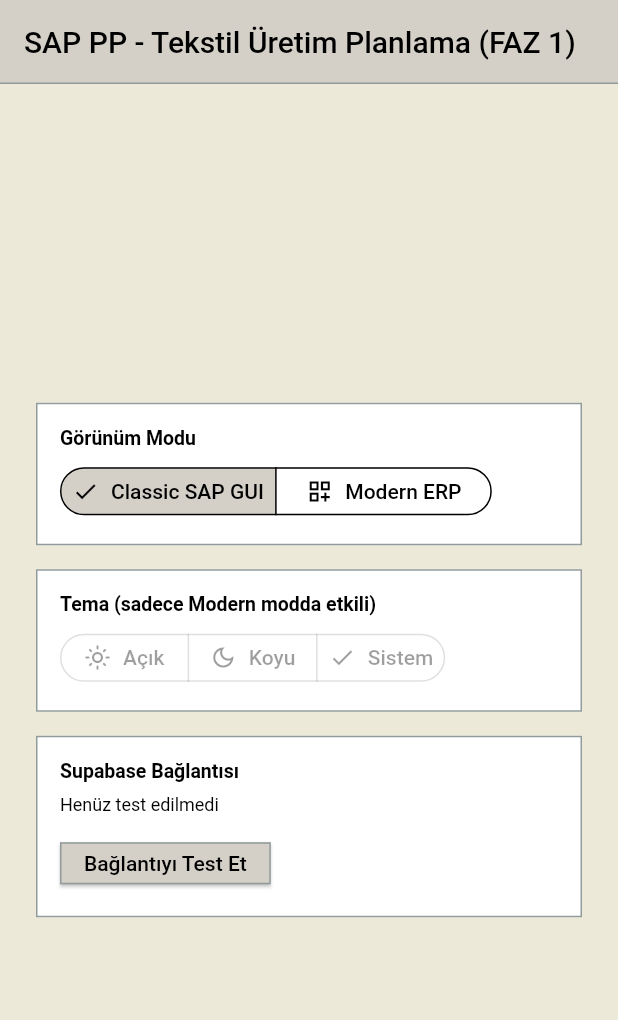
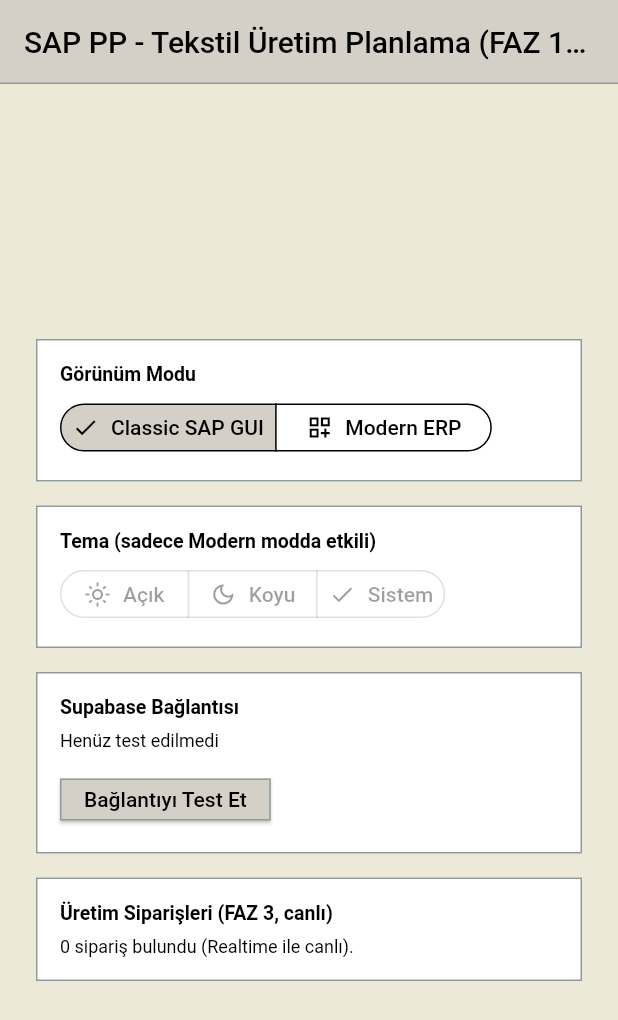
Before and after one commit to ercinnn/sap, a Flutter app: the screen it shows after launch, after a tap on "Classic SAP GUI", on a phone screen of 412 x 824 dp. Shown: the top 1020 px of the screen. Run offline on Flutter 3.47's test engine with Material 3 defaults, Android fonts, the phone set to English and light mode, and no system bars; our stand-ins replace equatable, flutter_riverpod, go_router, google_fonts, shared_preferences, supabase_flutter; accounts and stored records are empty; Roboto replaces fonts that are missing (Tahoma).

Commit message:
FAZ 3: Riverpod ile production_orders state katmani ve Realtime akis
- productionOrdersProvider: AsyncNotifierProvider, Supabase Realtime
  (productionOrdersRealtimeProvider StreamProvider) uzerinden canli saha
  guncellemelerini dinleyip state'i otomatik guncelliyor
- selectedProductionOrderIdProvider: Haziredim ust tablosunda secili
  siparisi tutan Notifier<String?> (Riverpod 3'te StateProvider legacy
  oldugu icin projedeki diger state'lerle tutarli Notifier deseni kullanildi)
- materialRequirementsProvider: secili siparisin materyaline gore
  bill_of_materials'i filtreleyen FutureProvider (ust-alt tablo iliskisi)
- FAZ1 dogrulama ekranina productionOrdersProvider'i gerceten izleyen bir
  kart eklendi; ayrica hata metni artik SelectableText + ekran scroll
  edilebilir (kullanicinin bildirdigi kopyalanamayan/scroll olmayan
  hata metni sorunu duzeltildi)

Co-Authored-By: Claude Sonnet 5 <noreply@anthropic.com>
Claude-Session: https://claude.ai/code/session_01D1jGDEXY4kEymDvt3QJRiC

```diff
--- a/lib/features/dashboard/presentation/dashboard_placeholder_screen.dart
+++ b/lib/features/dashboard/presentation/dashboard_placeholder_screen.dart
@@ -5,6 +5,7 @@ import '../../../core/config/app_config.dart';
 import '../../../core/network/supabase_client.dart';
 import '../../../core/theme/theme_providers.dart';
 import '../../../core/theme/ui_mode.dart';
+import '../../production_orders/presentation/production_orders_provider.dart';
 
 /// FAZ 1 doğrulama ekranı: mod/tema anahtarlarının ve Supabase bağlantısının
 /// çalıştığını gösterir. FAZ 4'te gerçek Hazıredim (Master-Detail) ekranıyla
@@ -57,15 +58,16 @@ class _DashboardPlaceholderScreenState
   Widget build(BuildContext context) {
     final uiMode = ref.watch(uiModeProvider);
     final themeMode = ref.watch(appThemeModeProvider);
+    final productionOrders = ref.watch(productionOrdersProvider);
 
     return Scaffold(
       appBar: AppBar(
-        title: const Text('SAP PP - Tekstil Üretim Planlama (FAZ 1)'),
+        title: const Text('SAP PP - Tekstil Üretim Planlama (FAZ 1-3)'),
       ),
       body: Center(
         child: ConstrainedBox(
           constraints: const BoxConstraints(maxWidth: 480),
-          child: Padding(
+          child: SingleChildScrollView(
             padding: const EdgeInsets.all(24),
             child: Column(
               mainAxisSize: MainAxisSize.min,
@@ -156,13 +158,39 @@ class _DashboardPlaceholderScreenState
                           style: Theme.of(context).textTheme.titleMedium,
                         ),
                         const SizedBox(height: 8),
-                        Text(_connectionStatus),
+                        SelectableText(_connectionStatus),
                         const SizedBox(height: 12),
                         ElevatedButton(
                           onPressed: _isTesting ? null : _testConnection,
                           child: Text(
                             _isTesting ? 'Test ediliyor...' : 'Bağlantıyı Test Et',
                           ),
+                        ),
+                      ],
+                    ),
+                  ),
+                ),
+                const SizedBox(height: 16),
+                Card(
+                  child: Padding(
+                    padding: const EdgeInsets.all(16),
+                    child: Column(
+                      crossAxisAlignment: CrossAxisAlignment.start,
+                      children: [
+                        Text(
+                          'Üretim Siparişleri (FAZ 3, canlı)',
+                          style: Theme.of(context).textTheme.titleMedium,
+                        ),
+                        const SizedBox(height: 8),
+                        productionOrders.when(
+                          data: (orders) => SelectableText(
+                            '${orders.length} sipariş bulundu (Realtime ile canlı).',
+                          ),
+                          loading: () => const Padding(
+                            padding: EdgeInsets.symmetric(vertical: 8),
+                            child: LinearProgressIndicator(),
+                          ),
+                          error: (error, _) => SelectableText('Hata: $error'),
                         ),
                       ],
                     ),
--- /dev/null
+++ b/lib/features/production_orders/presentation/production_orders_provider.dart
@@ -0,0 +1,34 @@
+import 'package:flutter_riverpod/flutter_riverpod.dart';
+
+import '../data/production_order_repository.dart';
+import '../domain/production_order.dart';
+import '../domain/production_order_status.dart';
+
+/// Supabase Realtime üzerinden üretim siparişlerindeki canlı saha
+/// güncellemelerini (durum değişiklikleri, yeni siparişler...) dinler.
+final productionOrdersRealtimeProvider =
+    StreamProvider<List<ProductionOrder>>((ref) {
+  return ref.watch(productionOrderRepositoryProvider).watchAll();
+});
+
+/// Hazıredim ekranının üst tablosu için tek gerçek kaynak. Realtime akışını
+/// dinleyip state'i canlı tutar; durum güncelleme gibi yazma işlemleri de
+/// buradan yapılır (yazma sonrası state'i Realtime akışı otomatik günceller).
+class ProductionOrdersNotifier extends AsyncNotifier<List<ProductionOrder>> {
+  @override
+  Future<List<ProductionOrder>> build() async {
+    ref.listen(productionOrdersRealtimeProvider, (previous, next) {
+      next.whenData((orders) => state = AsyncValue.data(orders));
+    });
+    return ref.read(productionOrderRepositoryProvider).getAll();
+  }
+
+  Future<void> updateStatus(String id, ProductionOrderStatus status) async {
+    await ref.read(productionOrderRepositoryProvider).updateStatus(id, status);
+  }
+}
+
+final productionOrdersProvider =
+    AsyncNotifierProvider<ProductionOrdersNotifier, List<ProductionOrder>>(
+  ProductionOrdersNotifier.new,
+);
```
Also changed, not shown: lib/features/production_orders/presentation/material_requirements_provider.dart (added, +32 -0 lines), lib/features/production_orders/presentation/selected_production_order_provider.dart (added, +16 -0 lines), 2 other files.
